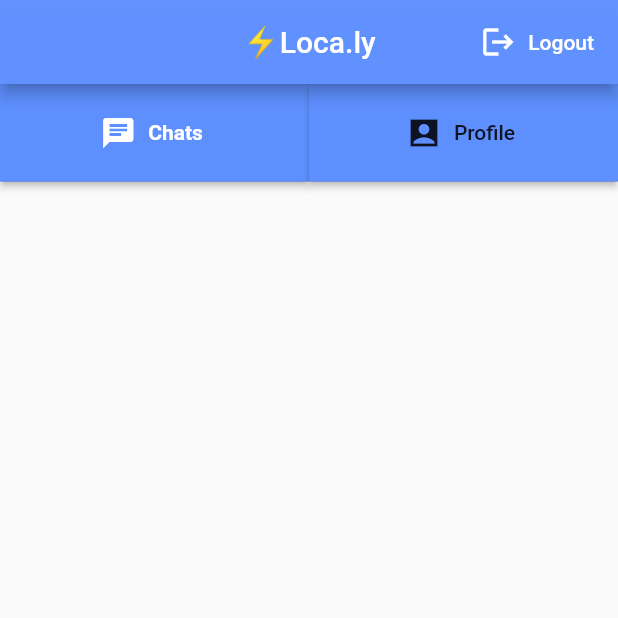
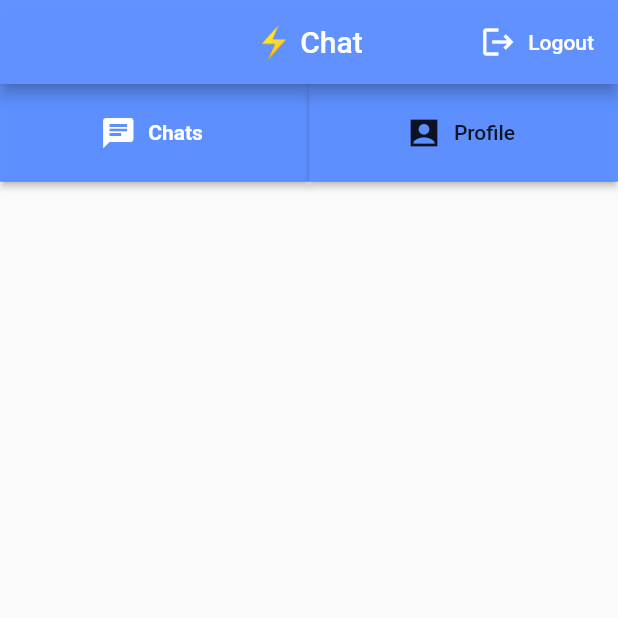
Before and after one commit to JORAWARSINGHSAINI/FlashChat, a Flutter app: the screen it shows once a user with an empty profile is signed in, on a phone screen of 412 x 824 dp, the top half of it. Run offline on Flutter 3.47's test engine with Material 2 defaults, Android fonts, the phone set to English and light mode, and no system bars; our stand-ins replace cloud_firestore, firebase_auth, flutter_spinkit; accounts and stored records are empty.

Commit message:
name changed

```diff
--- a/lib/screens/listusers.dart
+++ b/lib/screens/listusers.dart
@@ -72,7 +72,7 @@ class _ListUsersState extends State<ListUsers> {
                                 auth.signOut();
                               }),
                         ],
-                        title: Text('⚡️Loca.ly'),
+                        title: Text('⚡️ Chat'),
                         centerTitle: true,
                         backgroundColor: Color(0xFA5E90FF),
                       ),
```
Also changed, not shown: 2 other files.
